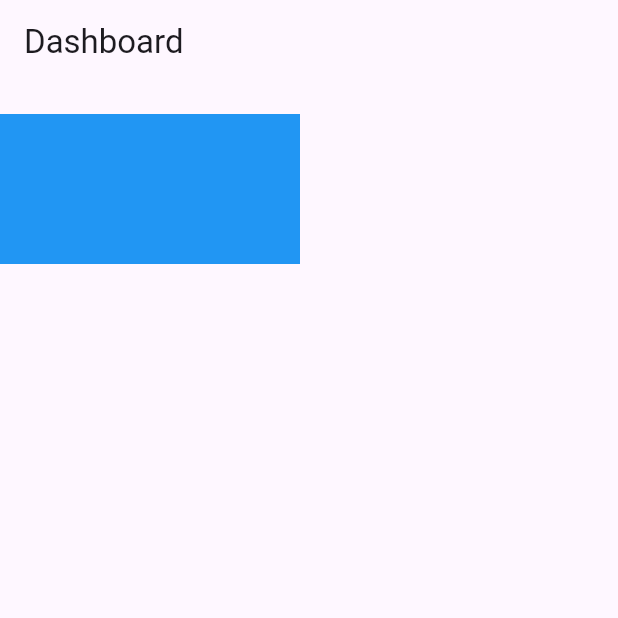
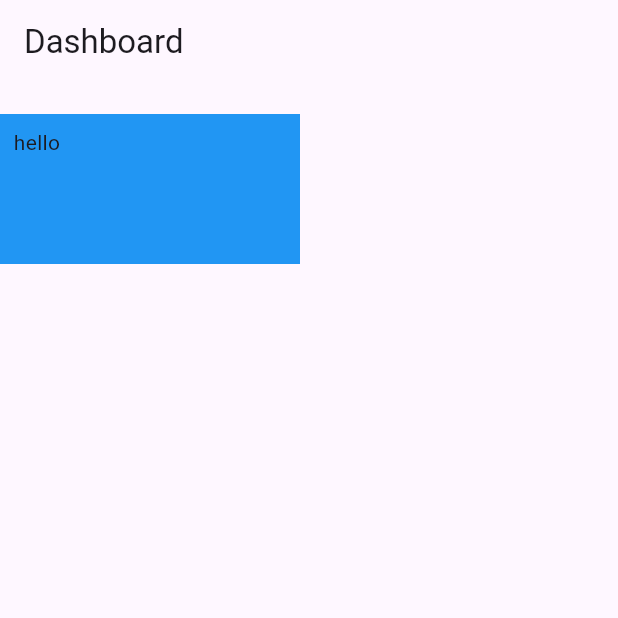
Before and after one commit to Foysalrabby/Classpractice33, a Flutter app: the screen it shows after launch, on a phone screen of 412 x 824 dp, the top half of it. Run offline on Flutter 3.47's test engine with Material 3 defaults, Android fonts, the phone set to English and light mode, and no system bars.

Commit message:
use padding in text in padding child

```diff
--- a/customclass/lib/main.dart
+++ b/customclass/lib/main.dart
@@ -34,7 +34,9 @@ class Mydassboard extends StatelessWidget {
       margin: EdgeInsets.only(top: 20),
       color: Colors.blue,
       child:Padding(
-        padding:EdgeInsets.all(4) ,)
+        padding:EdgeInsets.all(9) ,
+
+        child: Text("hello"),)
     )
 
    );
```
